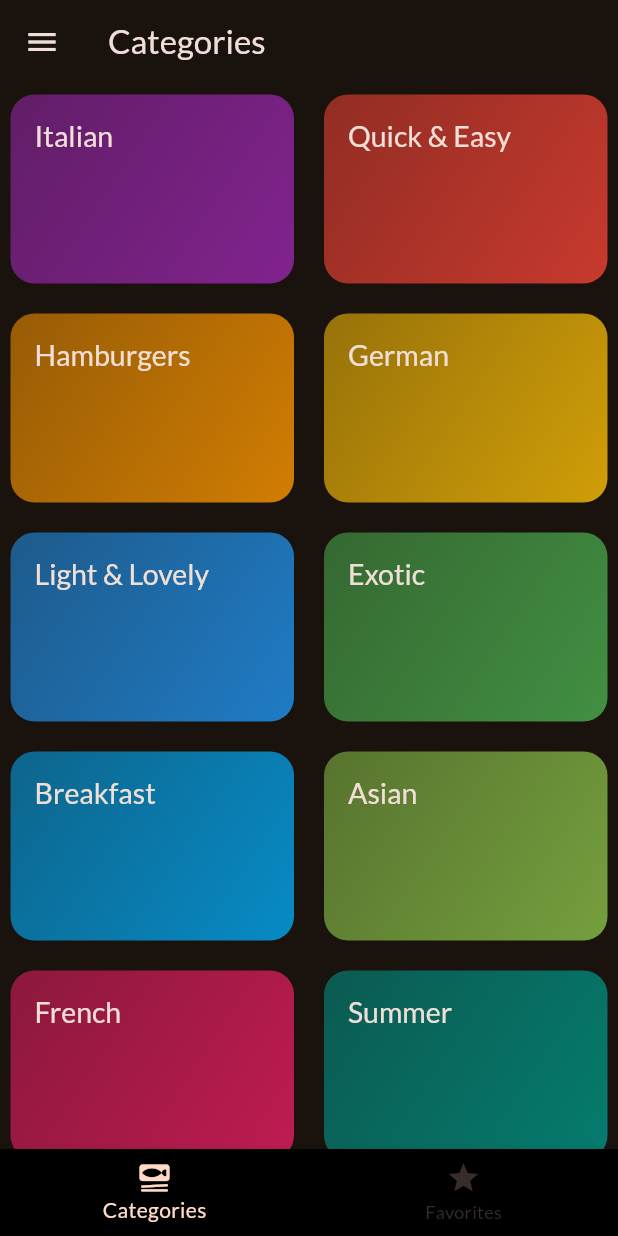
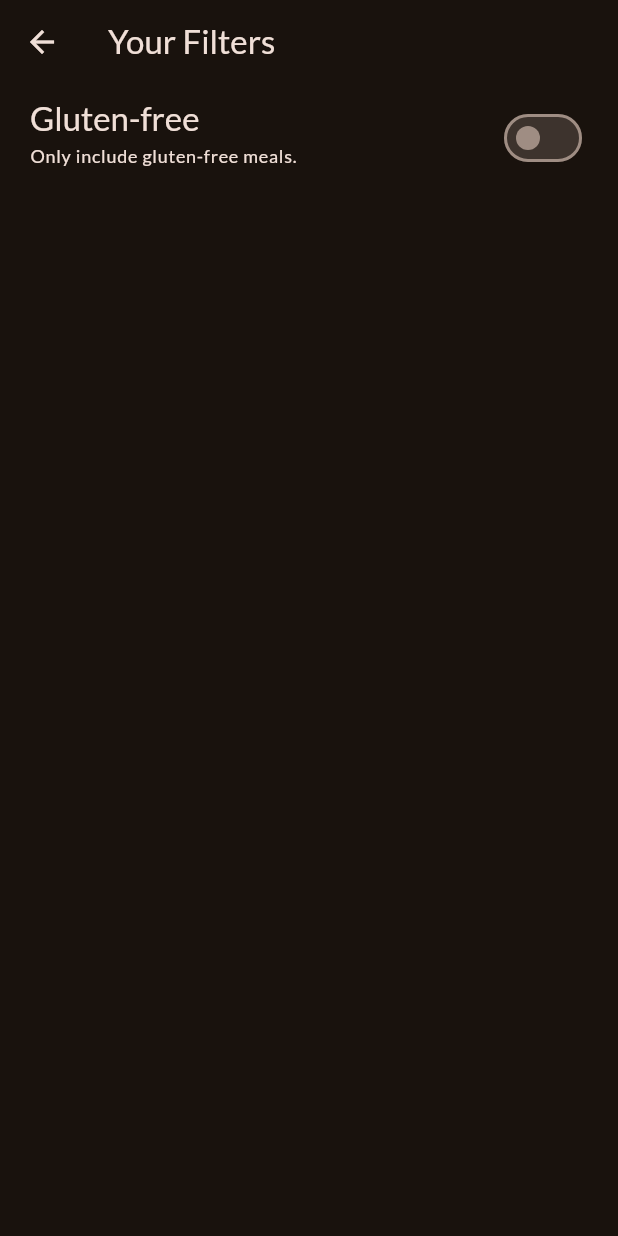
Before and after one commit to Nevelin-W/meals_app, a Flutter app: the screen it shows after launch, in the side drawer, after a tap on "Filters", on a phone screen of 412 x 824 dp. Run offline on Flutter 3.47's test engine with Material 3 defaults, Android fonts, the phone set to English and light mode, and no system bars; our stand-ins replace google_fonts, transparent_image.

Commit message:
added filter screen

```diff
--- /dev/null
+++ b/lib/screens/filters.dart
@@ -0,0 +1,49 @@
+import 'package:flutter/material.dart';
+
+class FiltersScreen extends StatefulWidget {
+  const FiltersScreen({super.key});
+
+  @override
+  State<FiltersScreen> createState() => _FiltersScreenState();
+}
+
+class _FiltersScreenState extends State<FiltersScreen> {
+  var _glutenFreeFilterSet = false;
+
+  @override
+  Widget build(BuildContext context) {
+    return Scaffold(
+      appBar: AppBar(
+        title: const Text('Your Filters'),
+      ),
+      body: Column(
+        children: [
+          SwitchListTile(
+            value: _glutenFreeFilterSet,
+            onChanged: (isCehcked) {
+              setState(() {
+                _glutenFreeFilterSet = isCehcked;
+              });
+            },
+            title: Text(
+              'Gluten-free',
+              style: Theme.of(context)
+                  .textTheme
+                  .titleLarge!
+                  .copyWith(color: Theme.of(context).colorScheme.onSurface),
+            ),
+            subtitle: Text(
+              'Only include gluten-free meals.',
+              style: Theme.of(context)
+                  .textTheme
+                  .labelMedium!
+                  .copyWith(color: Theme.of(context).colorScheme.onSurface),
+            ),
+            activeColor: Theme.of(context).colorScheme.tertiary,
+            contentPadding: const EdgeInsets.only(left: 20, right: 20),
+          ),
+        ],
+      ),
+    );
+  }
+}
--- a/lib/screens/tabs.dart
+++ b/lib/screens/tabs.dart
@@ -3,6 +3,7 @@ import 'package:meals_app/screens/categories.dart';
 import 'package:meals_app/screens/meals.dart';
 import 'package:meals_app/models/meal.dart';
 import 'package:meals_app/widgets/main_drawer.dart';
+import 'package:meals_app/screens/filters.dart';
 
 class TabsScreen extends StatefulWidget {
   const TabsScreen({super.key});
@@ -45,6 +46,11 @@ class _TabsScreenState extends State<TabsScreen> {
 
   void _setScreen(String identifier) {
     if (identifier == 'filters') {
+      Navigator.of(context).push(
+        MaterialPageRoute(
+          builder: (ctx) => const FiltersScreen(),
+        ),
+      );
     } else {
       Navigator.of(context).pop();
     }
--- a/lib/widgets/main_drawer.dart
+++ b/lib/widgets/main_drawer.dart
@@ -18,7 +18,6 @@ class MainDrawer extends StatelessWidget {
             decoration: BoxDecoration(
               gradient: LinearGradient(
                 colors: [
-                  Theme.of(context).colorScheme.primaryContainer,
                   Theme.of(context).colorScheme.primary.withOpacity(0.8),
                   Theme.of(context).colorScheme.primaryContainer,
                 ],
@@ -32,13 +31,13 @@ class MainDrawer extends StatelessWidget {
                 Icon(
                   Icons.fastfood,
                   size: 40,
-                  color: Theme.of(context).colorScheme.scrim,
+                  color: Theme.of(context).colorScheme.onPrimaryContainer,
                 ),
                 const SizedBox(width: 18),
                 Text(
                   'Cooking Up!',
                   style: Theme.of(context).textTheme.titleLarge!.copyWith(
-                        color: Theme.of(context).colorScheme.scrim,
+                        color: Theme.of(context).colorScheme.onPrimaryContainer,
                         fontWeight: FontWeight.bold,
                       ),
                 ),
@@ -76,7 +75,7 @@ class MainDrawer extends StatelessWidget {
                   ),
             ),
             onTap: () {
-              onSelectScreen('Filters');
+              onSelectScreen('filters');
             },
           )
         ],
```
